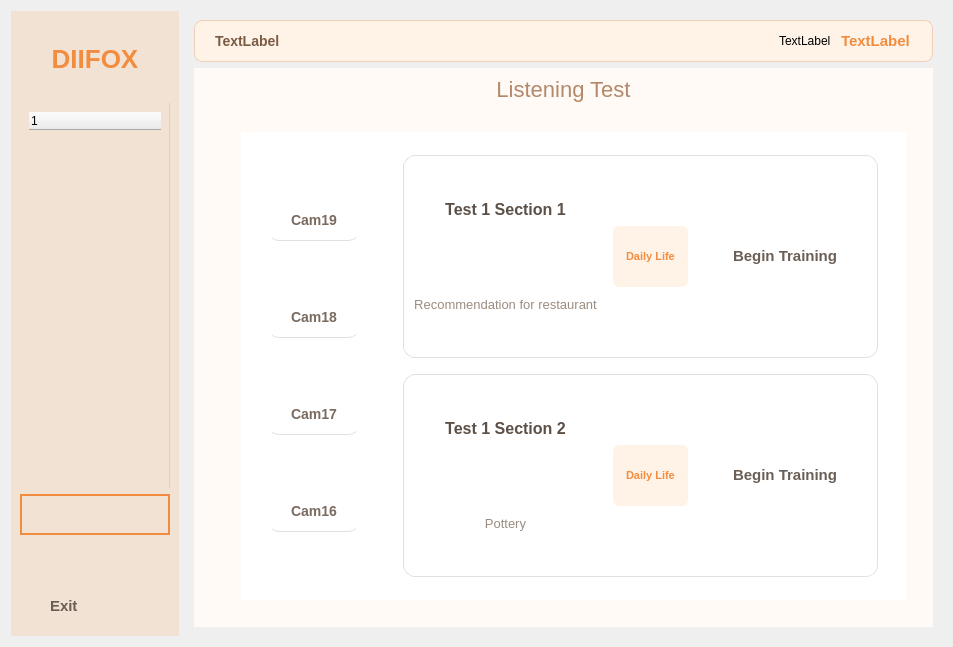
First picture: the form in ui/mainPage.ui, repository FrenchFries-101/frontend, before the edit.
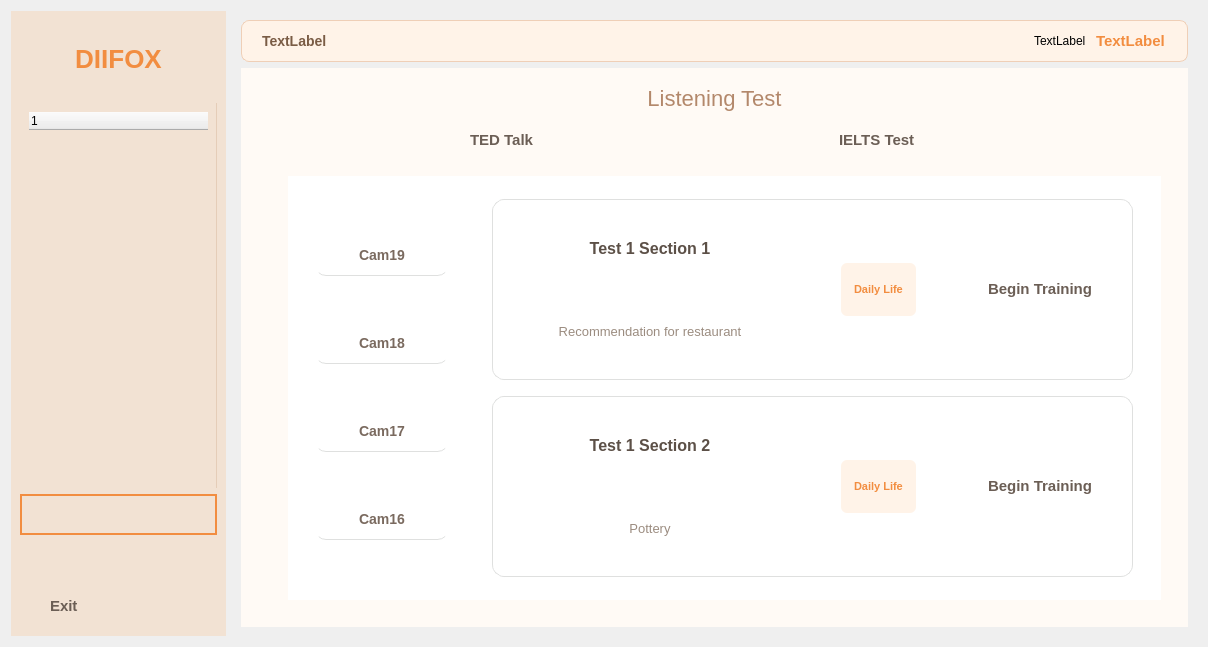
Second picture: the form after the edit.

Diff of the .ui file:
```diff
--- a/ui/mainPage.ui
+++ b/ui/mainPage.ui
@@ -6,7 +6,7 @@
    <rect>
     <x>0</x>
     <y>0</y>
-    <width>953</width>
+    <width>1208</width>
     <height>647</height>
    </rect>
   </property>
@@ -417,16 +417,6 @@
         <item>
          <widget class="QWidget" name="PageArea" native="true">
           <layout class="QVBoxLayout" name="verticalLayout_13">
-           <item>
-            <widget class="QLabel" name="label_3">
-             <property name="text">
-              <string>Listening Test</string>
-             </property>
-             <property name="alignment">
-              <set>Qt::AlignmentFlag::AlignCenter</set>
-             </property>
-            </widget>
-           </item>
            <item>
             <widget class="QStackedWidget" name="stackedWidget">
              <property name="currentIndex">
@@ -541,19 +531,37 @@
               </widget>
              </widget>
              <widget class="QWidget" name="favourite_page">
-              <layout class="QVBoxLayout" name="verticalLayout_3">
+              <layout class="QVBoxLayout" name="verticalLayout_3" stretch="0,1">
                <item>
                 <widget class="QWidget" name="widget" native="true">
-                 <widget class="QWidget" name="horizontalLayoutWidget_2">
-                  <property name="geometry">
-                   <rect>
-                    <x>-1</x>
-                    <y>9</y>
-                    <width>741</width>
-                    <height>46</height>
-                   </rect>
+                 <layout class="QVBoxLayout" name="verticalLayout_13">
+                  <property name="spacing">
+                   <number>8</number>
                   </property>
-                  <layout class="QHBoxLayout" name="horizontalLayout_3">
+                  <property name="leftMargin">
+                   <number>0</number>
+                  </property>
+                  <property name="topMargin">
+                   <number>0</number>
+                  </property>
+                  <property name="rightMargin">
+                   <number>0</number>
+                  </property>
+                  <property name="bottomMargin">
+                   <number>0</number>
+                  </property>
+                  <item>
+                   <widget class="QLabel" name="label_3">
+                    <property name="text">
+                     <string>Listening Test</string>
+                    </property>
+                    <property name="alignment">
+                     <set>Qt::AlignmentFlag::AlignCenter</set>
+                    </property>
+                   </widget>
+                  </item>
+                  <item>
+                   <layout class="QHBoxLayout" name="horizontalLayout_3" stretch="1,1,1,1,1">
                    <item>
                     <spacer name="verticalSpacer_11">
                      <property name="orientation">
@@ -567,30 +575,10 @@
                      </property>
                     </spacer>
                    </item>
-                   <item>
-                    <widget class="QPushButton" name="pushButton_9">
-                     <property name="text">
-                      <string>Sequential practice</string>
-                     </property>
-                    </widget>
-                   </item>
-                   <item>
-                    <spacer name="verticalSpacer_7">
-                     <property name="orientation">
-                      <enum>Qt::Orientation::Vertical</enum>
-                     </property>
-                     <property name="sizeHint" stdset="0">
-                      <size>
-                       <width>20</width>
-                       <height>40</height>
-                      </size>
-                     </property>
-                    </spacer>
-                   </item>
                    <item>
                     <widget class="QPushButton" name="pushButton_8">
                      <property name="text">
-                      <string>Section practice</string>
+                       <string>TED Talk</string>
                      </property>
                     </widget>
                    </item>
@@ -610,7 +598,7 @@
                    <item>
                     <widget class="QPushButton" name="pushButton_7">
                      <property name="text">
-                      <string>Topic practice</string>
+                       <string>IELTS Test</string>
                      </property>
                     </widget>
                    </item>
@@ -628,7 +616,8 @@
                     </spacer>
                    </item>
                   </layout>
-                 </widget>
+                  </item>
+                 </layout>
                 </widget>
                </item>
                <item>
@@ -657,8 +646,8 @@
                       <rect>
                        <x>0</x>
                        <y>0</y>
-                       <width>660</width>
-                       <height>455</height>
+                       <width>869</width>
+                       <height>417</height>
                       </rect>
                      </property>
                      <layout class="QHBoxLayout" name="horizontalLayout_5" stretch="1,4">
@@ -672,8 +661,8 @@
                           <rect>
                            <x>0</x>
                            <y>0</y>
-                           <width>127</width>
-                           <height>437</height>
+                           <width>169</width>
+                           <height>399</height>
                           </rect>
                          </property>
                          <layout class="QVBoxLayout" name="verticalLayout_4">
@@ -719,8 +708,8 @@
                           <rect>
                            <x>0</x>
                            <y>0</y>
-                           <width>534</width>
-                           <height>425</height>
+                           <width>676</width>
+                           <height>399</height>
                           </rect>
                          </property>
                          <layout class="QVBoxLayout" name="verticalLayout_5">
```
Lines whose indentation alone changed are shown as unchanged.
